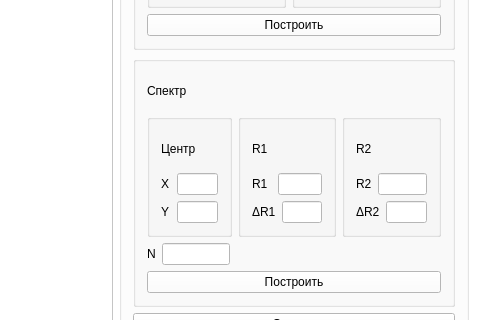
First picture: the form in lab_04/mainwindow.ui, repository Ananasiika/bmstu-cg, before the edit; both pictures show x 695 to 1175 and y 435 to 755 of the 1175 by 901 pixel window.
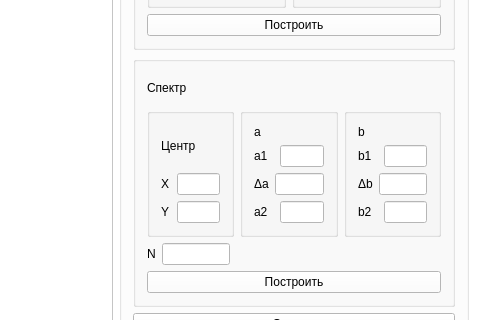
Second picture: the form after the edit.

What changed in the file:
```diff
--- a/lab_04/mainwindow.ui
+++ b/lab_04/mainwindow.ui
@@ -802,7 +802,7 @@
          <property name="minimumSize">
           <size>
            <width>0</width>
-           <height>180</height>
+           <height>200</height>
           </size>
          </property>
          <layout class="QVBoxLayout" name="verticalLayout_8">
@@ -882,6 +882,12 @@
             </item>
             <item>
              <widget class="QGroupBox" name="verticalGroupBox_3">
+              <property name="minimumSize">
+               <size>
+                <width>0</width>
+                <height>0</height>
+               </size>
+              </property>
               <property name="maximumSize">
                <size>
                 <width>16777215</width>
@@ -892,7 +898,7 @@
                <item>
                 <widget class="QLabel" name="label_19">
                  <property name="text">
-                  <string>R1</string>
+                  <string>a</string>
                  </property>
                 </widget>
                </item>
@@ -907,7 +913,7 @@
                     </size>
                    </property>
                    <property name="text">
-                    <string>R1</string>
+                    <string>a1</string>
                    </property>
                   </widget>
                  </item>
@@ -921,7 +927,7 @@
                  <item>
                   <widget class="QLabel" name="label_17">
                    <property name="text">
-                    <string>ΔR1</string>
+                    <string>Δa</string>
                    </property>
                   </widget>
                  </item>
@@ -930,6 +936,26 @@
                  </item>
                 </layout>
                </item>
+               <item>
+                <layout class="QHBoxLayout" name="horizontalLayout_3">
+                 <item>
+                  <widget class="QLabel" name="label_21">
+                   <property name="minimumSize">
+                    <size>
+                     <width>20</width>
+                     <height>0</height>
+                    </size>
+                   </property>
+                   <property name="text">
+                    <string>a2</string>
+                   </property>
+                  </widget>
+                 </item>
+                 <item>
+                  <widget class="QLineEdit" name="lineEdit_spectrum_r1_2"/>
+                 </item>
+                </layout>
+               </item>
               </layout>
              </widget>
             </item>
@@ -939,7 +965,7 @@
                <item>
                 <widget class="QLabel" name="label_12">
                  <property name="text">
-                  <string>R2</string>
+                  <string>b</string>
                  </property>
                 </widget>
                </item>
@@ -947,8 +973,14 @@
                 <layout class="QHBoxLayout" name="horizontalLayout_12">
                  <item>
                   <widget class="QLabel" name="label_15">
+                   <property name="minimumSize">
+                    <size>
+                     <width>20</width>
+                     <height>0</height>
+                    </size>
+                   </property>
                    <property name="text">
-                    <string>R2</string>
+                    <string>b1</string>
                    </property>
                   </widget>
                  </item>
@@ -962,7 +994,7 @@
                  <item>
                   <widget class="QLabel" name="label_18">
                    <property name="text">
-                    <string>ΔR2</string>
+                    <string>Δb</string>
                    </property>
                   </widget>
                  </item>
@@ -971,6 +1003,26 @@
                  </item>
                 </layout>
                </item>
+               <item>
+                <layout class="QHBoxLayout" name="horizontalLayout_8">
+                 <item>
+                  <widget class="QLabel" name="label_22">
+                   <property name="minimumSize">
+                    <size>
+                     <width>20</width>
+                     <height>0</height>
+                    </size>
+                   </property>
+                   <property name="text">
+                    <string>b2</string>
+                   </property>
+                  </widget>
+                 </item>
+                 <item>
+                  <widget class="QLineEdit" name="lineEdit_2_spectrum_r2_2"/>
+                 </item>
+                </layout>
+               </item>
               </layout>
              </widget>
             </item>
```
Left out of the diff: 4 changed lines with no effect on the pictures.
